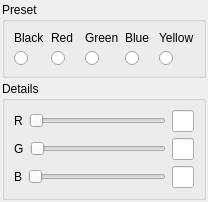
Above: colorselect.ui from smoothie316/Qt before the change. Below: the same form after it.
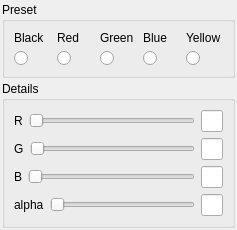
That is the form after the change.

The edit to the form file:
```diff
--- a/colorselect.ui
+++ b/colorselect.ui
@@ -6,8 +6,8 @@
    <rect>
     <x>0</x>
     <y>0</y>
-    <width>208</width>
-    <height>188</height>
+    <width>237</width>
+    <height>211</height>
    </rect>
   </property>
   <property name="windowTitle">
@@ -254,6 +254,40 @@
            </item>
           </layout>
          </item>
+         <item>
+          <layout class="QHBoxLayout" name="horizontalLayout_5">
+           <item>
+            <widget class="QLabel" name="label_10">
+             <property name="text">
+              <string>alpha</string>
+             </property>
+            </widget>
+           </item>
+           <item>
+            <widget class="QSlider" name="AlphaSlider">
+             <property name="sizePolicy">
+              <sizepolicy hsizetype="Expanding" vsizetype="Fixed">
+               <horstretch>8</horstretch>
+               <verstretch>0</verstretch>
+              </sizepolicy>
+             </property>
+             <property name="orientation">
+              <enum>Qt::Horizontal</enum>
+             </property>
+            </widget>
+           </item>
+           <item>
+            <widget class="QLineEdit" name="AlphaEdit">
+             <property name="sizePolicy">
+              <sizepolicy hsizetype="Expanding" vsizetype="Fixed">
+               <horstretch>1</horstretch>
+               <verstretch>0</verstretch>
+              </sizepolicy>
+             </property>
+            </widget>
+           </item>
+          </layout>
+         </item>
         </layout>
        </widget>
       </item>
```
